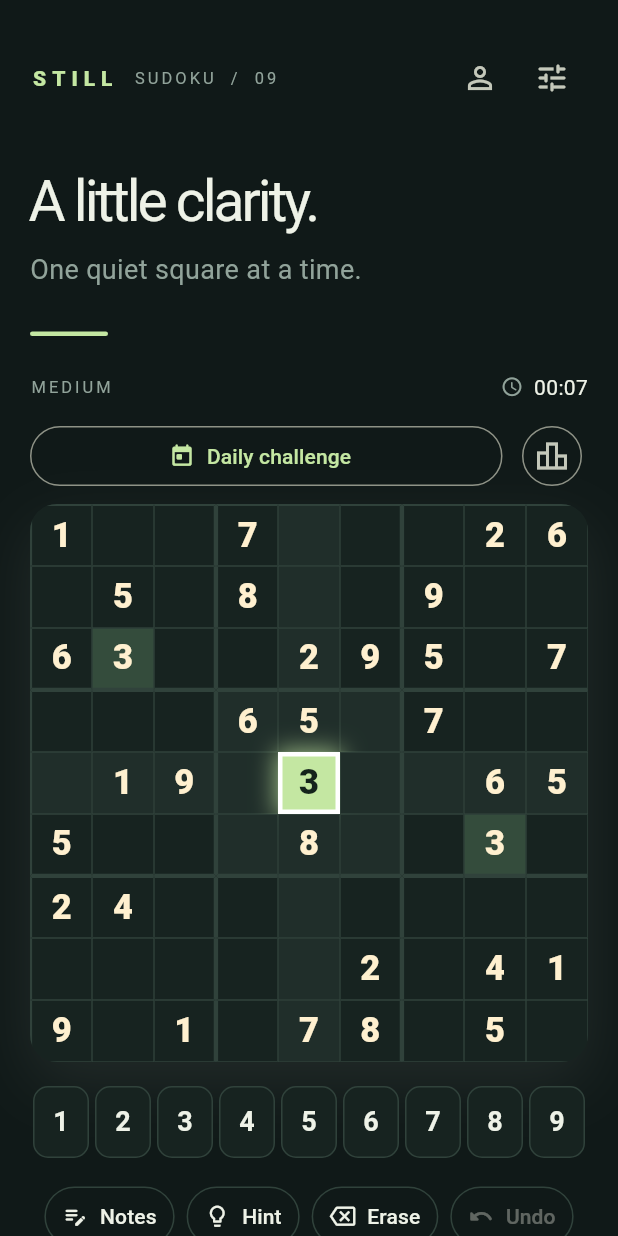
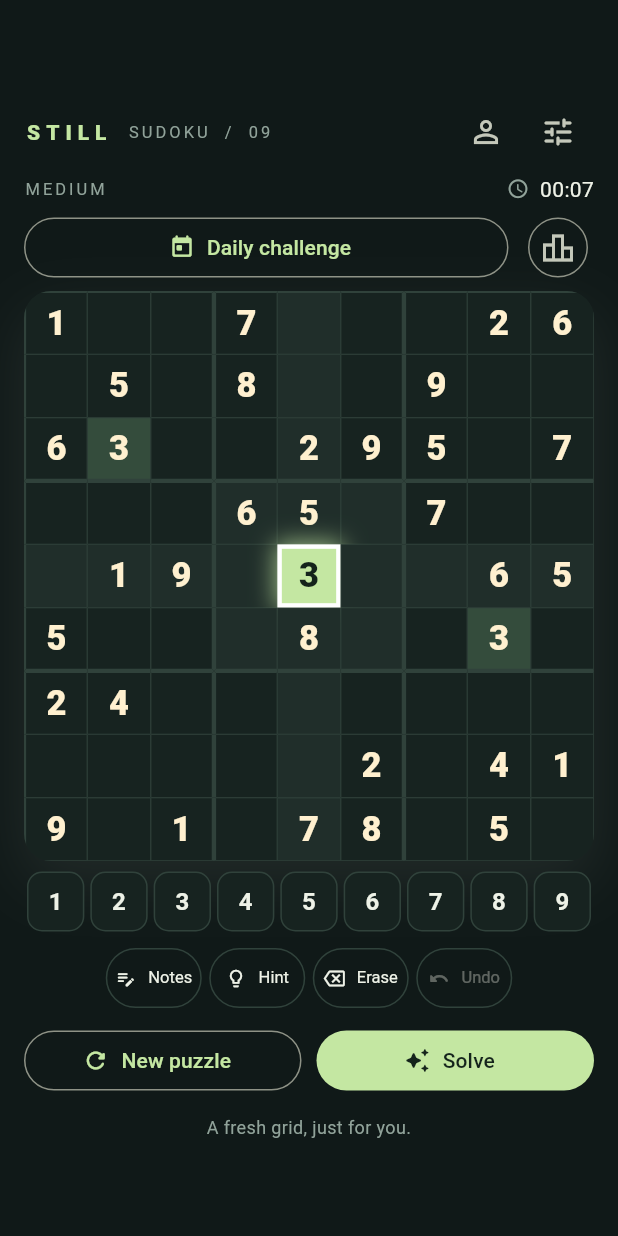
Before and after one commit to ccs96307/Sudoku, a Flutter app: the screen it shows after launch, on a phone screen of 412 x 824 dp. Run offline on Flutter 3.47's test engine with Material 3 defaults, Android fonts, the phone set to English and light mode, and no system bars; our stand-ins replace cloud_functions, firebase_auth, firebase_core, shared_preferences; accounts and stored records are empty; Roboto replaces fonts that are missing (Georgia).

Commit message:
feat(flutter): fit the full Sudoku game on mobile

```diff
--- a/flutter_app/lib/sudoku_app.dart
+++ b/flutter_app/lib/sudoku_app.dart
@@ -790,9 +790,9 @@ class _SudokuHomeState extends State<SudokuHome> {
                         )
                       : Column(
                           children: [
-                            _intro(compact: true),
-                            const SizedBox(height: 24),
-                            _gamePanel(),
+                            _brandBar(),
+                            const SizedBox(height: 4),
+                            _gamePanel(compact: true),
                           ],
                         );
                   return Center(
@@ -800,8 +800,8 @@ class _SudokuHomeState extends State<SudokuHome> {
                       constraints: const BoxConstraints(maxWidth: 1320),
                       child: SingleChildScrollView(
                         padding: EdgeInsets.symmetric(
-                          horizontal: wide ? 64 : 20,
-                          vertical: 28,
+                          horizontal: wide ? 64 : 16,
+                          vertical: wide ? 28 : 8,
                         ),
                         child: content,
                       ),
@@ -816,6 +816,40 @@ class _SudokuHomeState extends State<SudokuHome> {
       ),
     );
   }
+
+  Widget _brandBar() => Row(
+    children: [
+      Text(
+        'STILL',
+        style: TextStyle(
+          color: _palette.accent,
+          fontSize: 14,
+          letterSpacing: 4,
+          fontWeight: FontWeight.w800,
+        ),
+      ),
+      const SizedBox(width: 12),
+      Text(
+        'SUDOKU  /  09',
+        style: TextStyle(
+          color: _palette.muted,
+          fontSize: 11,
+          letterSpacing: 2,
+        ),
+      ),
+      const Spacer(),
+      IconButton(
+        onPressed: _showAccount,
+        icon: Icon(_user == null ? Icons.person_outline : Icons.cloud_done),
+        tooltip: _user?.email ?? 'Account and cloud sync',
+      ),
+      IconButton(
+        onPressed: _showSettings,
+        icon: const Icon(Icons.tune_rounded),
+        tooltip: 'Settings',
+      ),
+    ],
+  );
 
   Widget _intro({bool compact = false}) => Column(
     crossAxisAlignment: CrossAxisAlignment.start,
@@ -911,7 +945,7 @@ class _SudokuHomeState extends State<SudokuHome> {
     ],
   );
 
-  Widget _gamePanel() => Column(
+  Widget _gamePanel({bool compact = false}) => Column(
     children: [
       Row(
         children: [
@@ -935,7 +969,7 @@ class _SudokuHomeState extends State<SudokuHome> {
           ),
         ],
       ),
-      const SizedBox(height: 12),
+      SizedBox(height: compact ? 5 : 12),
       Row(
         children: [
           Expanded(
@@ -953,37 +987,45 @@ class _SudokuHomeState extends State<SudokuHome> {
           ),
         ],
       ),
-      const SizedBox(height: 8),
+      SizedBox(height: compact ? 5 : 8),
       _board(),
-      const SizedBox(height: 16),
-      _numberPad(),
-      const SizedBox(height: 15),
+      SizedBox(height: compact ? 7 : 16),
+      _numberPad(compact: compact),
+      SizedBox(height: compact ? 7 : 15),
       Wrap(
         alignment: WrapAlignment.center,
-        spacing: 8,
-        runSpacing: 8,
+        spacing: compact ? 5 : 8,
+        runSpacing: compact ? 5 : 8,
         children: [
           _actionButton(
             Icons.edit_note_rounded,
             'Notes',
             () => setState(() => _pencil = !_pencil),
             active: _pencil,
+            compact: compact,
           ),
           _actionButton(
             Icons.lightbulb_outline_rounded,
             'Hint',
             () => unawaited(_hint()),
+            compact: compact,
           ),
-          _actionButton(Icons.backspace_outlined, 'Erase', _erase),
+          _actionButton(
+            Icons.backspace_outlined,
+            'Erase',
+            _erase,
+            compact: compact,
+          ),
           _actionButton(
             Icons.undo_rounded,
             'Undo',
             _undo,
             enabled: _history.isNotEmpty,
+            compact: compact,
           ),
         ],
       ),
-      const SizedBox(height: 12),
+      SizedBox(height: compact ? 7 : 12),
       Row(
         children: [
           Expanded(
@@ -1168,7 +1210,7 @@ class _SudokuHomeState extends State<SudokuHome> {
     ],
   );
 
-  Widget _numberPad() => Row(
+  Widget _numberPad({bool compact = false}) => Row(
     children: [
       for (var digit = 1; digit <= 9; digit++)
         Expanded(
@@ -1187,7 +1229,7 @@ class _SudokuHomeState extends State<SudokuHome> {
               borderRadius: BorderRadius.circular(10),
               child: AnimatedContainer(
                 duration: const Duration(milliseconds: 160),
-                height: 48,
+                height: compact ? 40 : 48,
                 decoration: BoxDecoration(
                   color: _armedDigit == digit
                       ? _palette.accent
@@ -1206,7 +1248,7 @@ class _SudokuHomeState extends State<SudokuHome> {
                       color: _armedDigit == digit
                           ? _palette.accentInk
                           : _palette.text,
-                      fontSize: 18,
+                      fontSize: compact ? 16 : 18,
                       fontWeight: FontWeight.w700,
                     ),
                   ),
@@ -1224,14 +1266,19 @@ class _SudokuHomeState extends State<SudokuHome> {
     VoidCallback action, {
     bool active = false,
     bool enabled = true,
+    bool compact = false,
   }) => OutlinedButton.icon(
     onPressed: enabled ? action : null,
-    icon: Icon(icon, size: 17),
+    icon: Icon(icon, size: compact ? 14 : 17),
     label: Text(label),
     style: OutlinedButton.styleFrom(
       foregroundColor: active ? _palette.accent : _palette.text,
       side: BorderSide(color: active ? _palette.accent : _palette.line),
-      padding: const EdgeInsets.symmetric(horizontal: 12, vertical: 10),
+      padding: EdgeInsets.symmetric(
+        horizontal: compact ? 6 : 12,
+        vertical: compact ? 5 : 10,
+      ),
+      textStyle: TextStyle(fontSize: compact ? 11 : 14),
     ),
   );
 
```
